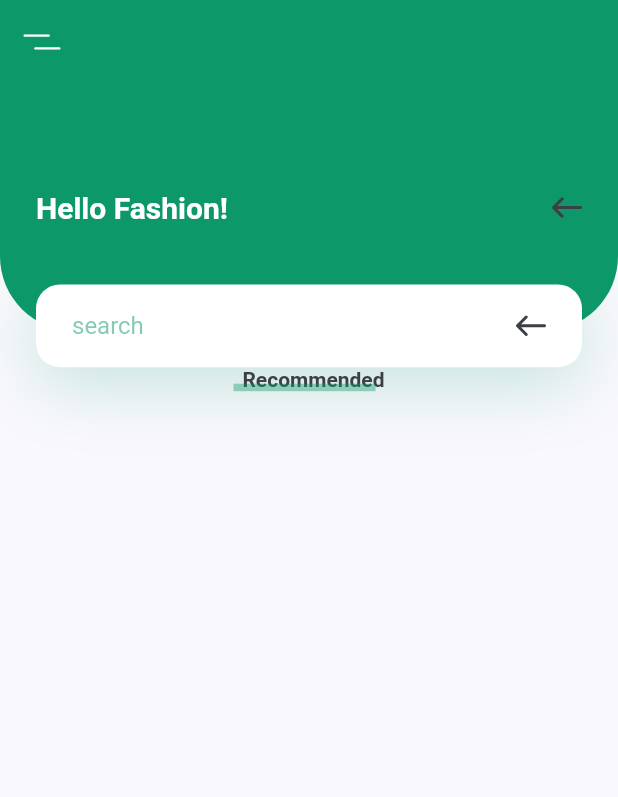
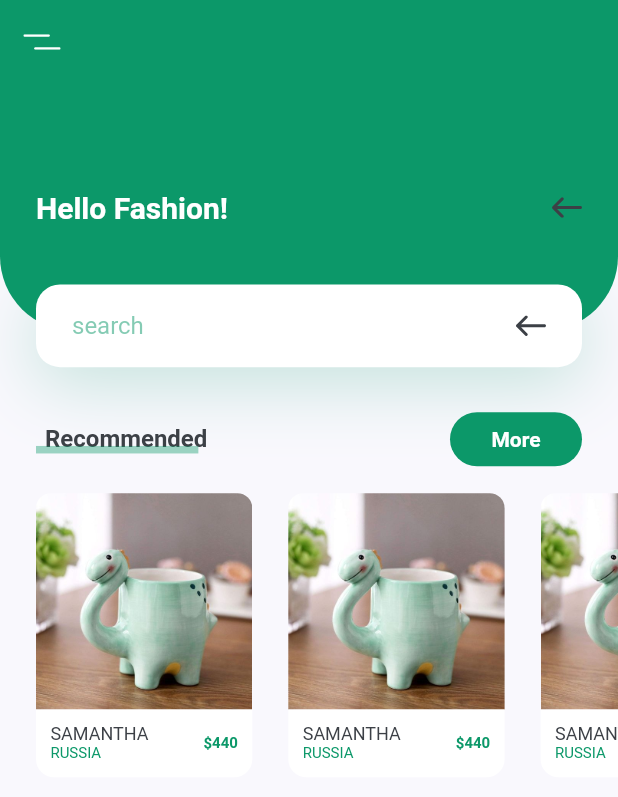
Before and after one commit to SarahGhorbani/flutter_ui, a Flutter app: the screen it shows after launch, on a phone screen of 412 x 824 dp. Shown: the top 797 px of the screen. Run offline on Flutter 3.47's test engine with Material 2 defaults, Android fonts, the phone set to English and light mode, and no system bars; our stand-ins replace flutter_svg.

Commit message:
add recommendsPlants

```diff
--- a/lib/screens/home/components/body.dart
+++ b/lib/screens/home/components/body.dart
@@ -1,33 +1,31 @@
 import 'package:flutter/cupertino.dart';
 import 'package:flutter/material.dart';
-import 'package:flutter_ui/screens/home/components/header_with_searchbox.dart';
-import 'package:flutter_ui/screens/home/components/title_with_custom_under_line.dart';
+import 'package:flutter_ui/constants.dart';
+import 'package:flutter_ui/screens/home/components/header_with_search_box.dart';
+import 'package:flutter_ui/screens/home/components/recommend_plants.dart';
+import 'package:flutter_ui/screens/home/components/title_with_button.dart';
 
 class Body extends StatelessWidget {
   const Body({Key? key}) : super(key: key);
 
   @override
   Widget build(BuildContext context) {
+    Size size = MediaQuery.of(context).size;
     return Column(
-      children: const [
-        HeaderWithSearchBox(
+      children: [
+        const HeaderWithSearchBox(
           searchIcon: 'assets/icons/back_arrow.svg',
           searchHintText: "search",
           headerIcon: 'assets/icons/back_arrow.svg',
           title: 'Hello Fashion!',
         ),
-        TitleWithCustomUnderline(title: "Recommended"),
+        Padding(
+          padding: const EdgeInsets.only(top: defaultPadding),
+          child: TitleWithButton(
+              title: 'Recommended', textButton: 'More', onPress: () {}),
+        ),
+        const RecommendsPlants(),
       ],
     );
   }
 }
-
-Widget titleWithButton() {
-  return Row(
-    children: const [
-      TitleWithCustomUnderline(title: "Recommended"),
-      Spacer(),
-
-    ],
-  );
-}
--- /dev/null
+++ b/lib/screens/home/components/recommed_planet_card.dart
@@ -0,0 +1,78 @@
+import 'package:flutter/cupertino.dart';
+import 'package:flutter/material.dart';
+
+import '../../../constants.dart';
+
+class RecommendPlantCard extends StatelessWidget {
+  const RecommendPlantCard(
+      {Key? key,
+      required this.image,
+      required this.title,
+      required this.price,
+      required this.subTitle})
+      : super(key: key);
+  final String image;
+  final String title;
+  final String price;
+  final String subTitle;
+
+  @override
+  Widget build(BuildContext context) {
+    Size size = MediaQuery.of(context).size;
+    return Container(
+      margin: const EdgeInsets.only(left: defaultPadding,
+      top: defaultPadding/2,
+      bottom: defaultPadding/2),
+      width: size.width * 0.35,
+      height: size.width * 0.6,
+      child: Column(
+        children: [
+          ClipRRect(
+            borderRadius: const BorderRadius.only(
+                topLeft: Radius.circular(10), topRight: Radius.circular(10)),
+            child: Image.asset(image),
+          ),
+          Container(
+            padding: const EdgeInsets.all(defaultPadding / 2.5),
+            decoration: const BoxDecoration(
+                color: Colors.white,
+                borderRadius: BorderRadius.only(
+                    bottomLeft: Radius.circular(defaultPadding / 2),
+                    bottomRight: Radius.circular(defaultPadding / 2))),
+            child: Row(
+              children: [
+                Expanded(
+                  child: RichText(
+                    text: TextSpan(
+                      children: [
+                        TextSpan(
+                            text: '$title\n'.toUpperCase(),
+                            style: const TextStyle(
+                              fontSize: 12,
+                              color: textColor,
+                            )),
+                        TextSpan(
+                            text: subTitle.toUpperCase(),
+                            style: const TextStyle(
+                              fontSize: 10,
+                              color: primaryColor,
+                            ))
+                      ],
+                    ),
+                  ),
+                ),
+                 Text(
+                  '\$$price',
+                  style: const TextStyle(
+                      fontSize: 10,
+                      color: primaryColor,
+                      fontWeight: FontWeight.bold),
+                ),
+              ],
+            ),
+          )
+        ],
+      ),
+    );
+  }
+}
--- /dev/null
+++ b/lib/screens/home/components/recommend_plants.dart
@@ -0,0 +1,41 @@
+import 'package:flutter/cupertino.dart';
+import 'package:flutter_ui/screens/home/components/recommed_planet_card.dart';
+
+class RecommendsPlants extends StatelessWidget {
+  const RecommendsPlants({Key? key}) : super(key: key);
+
+  @override
+  Widget build(BuildContext context) {
+    return SingleChildScrollView(
+      scrollDirection: Axis.horizontal,
+      child: Row(
+        children: const [
+          RecommendPlantCard(
+            title: 'samantha',
+            subTitle: 'russia',
+            price: '440',
+            image: 'assets/images/1.jpg',
+          ),
+          RecommendPlantCard(
+            title: 'samantha',
+            subTitle: 'russia',
+            price: '440',
+            image: 'assets/images/1.jpg',
+          ),
+          RecommendPlantCard(
+            title: 'samantha',
+            subTitle: 'russia',
+            price: '440',
+            image: 'assets/images/1.jpg',
+          ),
+          RecommendPlantCard(
+            title: 'samantha',
+            subTitle: 'russia',
+            price: '440',
+            image: 'assets/images/1.jpg',
+          ),
+        ],
+      ),
+    );
+  }
+}
--- /dev/null
+++ b/lib/screens/home/components/title_with_button.dart
@@ -0,0 +1,44 @@
+import 'package:flutter/cupertino.dart';
+import 'package:flutter/material.dart';
+import 'package:flutter_ui/constants.dart';
+import 'package:flutter_ui/screens/home/components/title_with_custom_under_line.dart';
+
+class TitleWithButton extends StatelessWidget {
+  const TitleWithButton(
+      {Key? key,
+      required this.onPress,
+      required this.title,
+      required this.textButton})
+      : super(key: key);
+
+  final String title;
+  final String textButton;
+  final Function onPress;
+
+  @override
+  Widget build(BuildContext context) {
+    return Padding(
+      padding: const EdgeInsets.symmetric(horizontal: defaultPadding),
+      child: Row(
+        children: <Widget>[
+           TitleWithCustomUnderline(title: title),
+          const Spacer(),
+          FlatButton(
+            shape: RoundedRectangleBorder(
+              borderRadius: BorderRadius.circular(20),
+            ),
+            color: primaryColor,
+            onPressed: () {
+              onPress;
+            },
+            child:  Text(
+              textButton,
+              style: const TextStyle(color: Colors.white,
+              fontWeight: FontWeight.bold),
+            ),
+          ),
+        ],
+      ),
+    );
+  }
+}
--- a/lib/screens/home/components/title_with_custom_under_line.dart
+++ b/lib/screens/home/components/title_with_custom_under_line.dart
@@ -12,7 +12,7 @@ class TitleWithCustomUnderline  extends StatelessWidget {
         padding: const EdgeInsets.only(left: 6),
         child: Text(
           title,
-          style: const TextStyle(fontWeight: FontWeight.bold, fontSize: 14),
+          style: const TextStyle(fontWeight: FontWeight.bold, fontSize: 16),
         ),
       ),
       Positioned(
```
Also changed, not shown: assets/images/1.jpg (added), lib/screens/home/components/header_with_search_box.dart (renamed from lib/screens/home/components/header_with_searchbox.dart).
